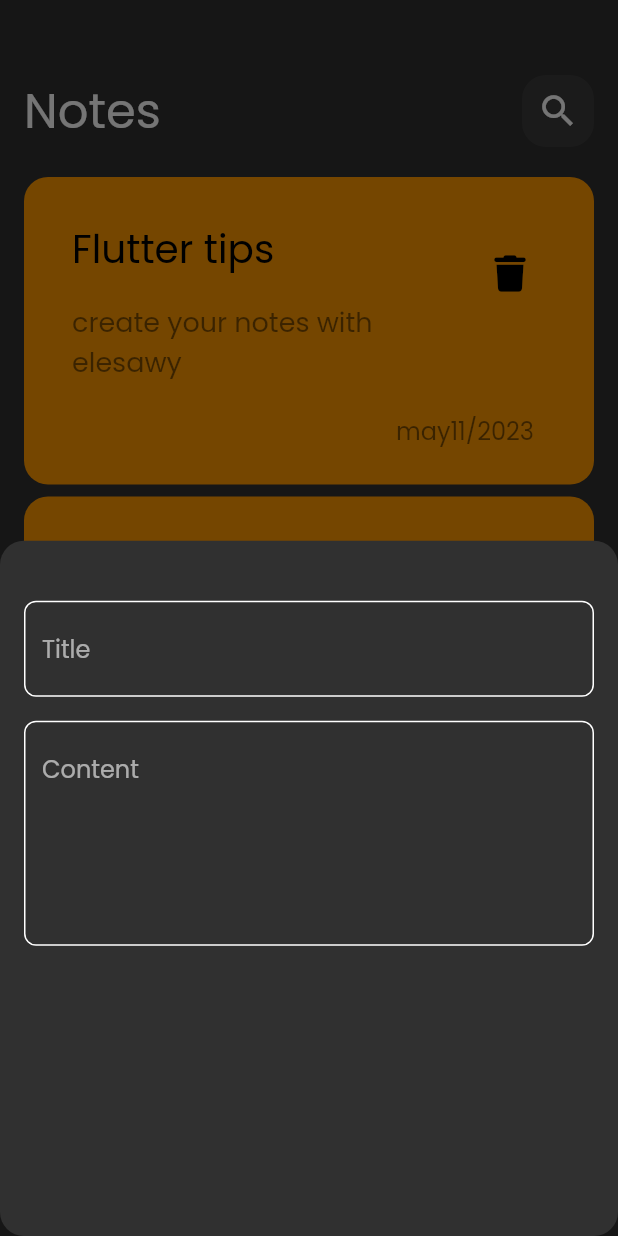
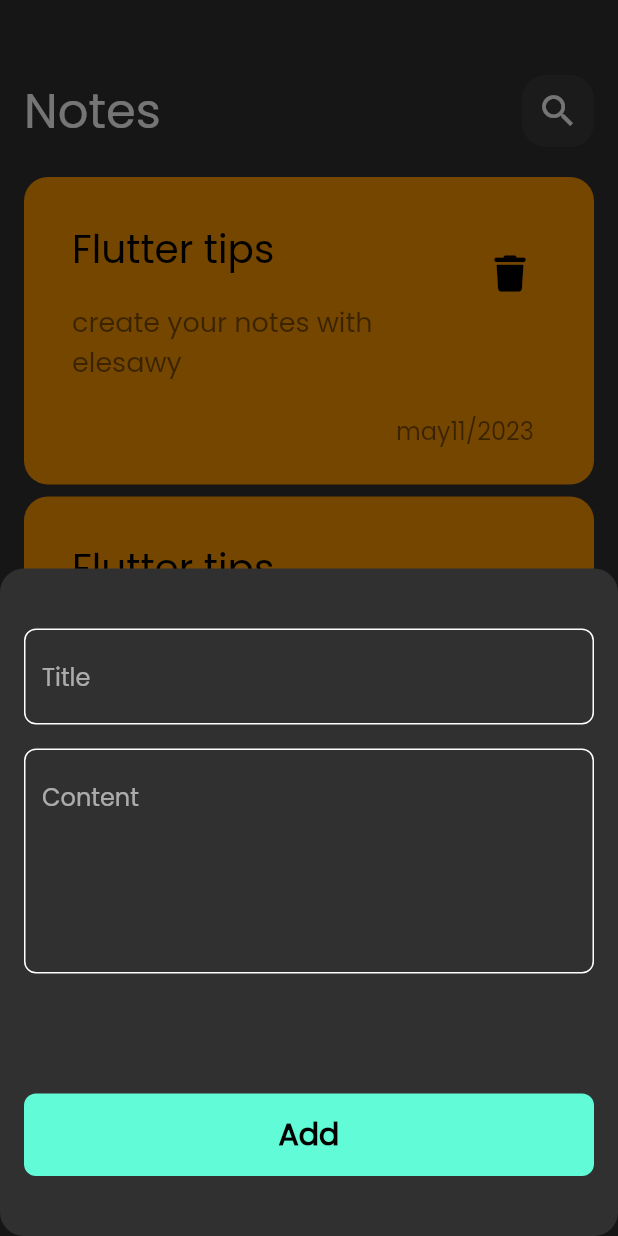
Before and after one commit to Elesawy11/notes_app, a Flutter app: the screen it shows after launch, after a tap on the "add" icon, on a phone screen of 412 x 824 dp. Run offline on Flutter 3.47's test engine with Material 2 defaults, Android fonts, the phone set to English and light mode, and no system bars; our stand-ins replace font_awesome_flutter.

Commit message:
Create Edit Note View

```diff
--- /dev/null
+++ b/lib/views/edit_note_view.dart
@@ -0,0 +1,13 @@
+import 'package:flutter/src/widgets/framework.dart';
+import 'package:flutter/src/widgets/placeholder.dart';
+
+import 'widgets/edit_note_view_body.dart';
+
+class EditNoteView extends StatelessWidget {
+  const EditNoteView({super.key});
+
+  @override
+  Widget build(BuildContext context) {
+    return const EditNoteViewBody();
+  }
+}
--- a/lib/views/widgets/custom_note_item.dart
+++ b/lib/views/widgets/custom_note_item.dart
@@ -1,12 +1,23 @@
 import 'package:flutter/material.dart';
 import 'package:font_awesome_flutter/font_awesome_flutter.dart';
+import 'package:notes_app/views/edit_note_view.dart';
+
 class NoteItem extends StatelessWidget {
   const NoteItem({super.key});
 
   @override
   Widget build(BuildContext context) {
-    return Container(
-      padding:const EdgeInsets.symmetric(horizontal: 16,vertical: 24),
+    return GestureDetector(
+      onTap: () {
+        Navigator.push(
+          context,
+          MaterialPageRoute(builder: (context) {
+            return const EditNoteView();
+          }),
+        );
+      },
+      child: Container(
+        padding: const EdgeInsets.symmetric(horizontal: 16, vertical: 24),
         decoration: BoxDecoration(
           color: Colors.orange,
           borderRadius: BorderRadius.circular(16),
@@ -41,14 +52,16 @@ class NoteItem extends StatelessWidget {
                   )),
             ),
             Padding(
-            padding: const EdgeInsets.only(top: 16,right: 24),
+              padding: const EdgeInsets.only(top: 16, right: 24),
               child: Text(
                 'may11/2023',
-              style: TextStyle(color: Colors.black.withOpacity(0.5),fontSize: 16),
+                style: TextStyle(
+                    color: Colors.black.withOpacity(0.5), fontSize: 16),
               ),
             ),
           ],
         ),
+      ),
     );
   }
 }
--- a/lib/views/widgets/custom_text_field.dart
+++ b/lib/views/widgets/custom_text_field.dart
@@ -23,9 +23,7 @@ class CustomTextField extends StatelessWidget {
   OutlineInputBorder buildBorder({color}) {
     return OutlineInputBorder(
       borderSide: BorderSide(color:color?? Colors.white),
-      borderRadius: BorderRadius.all(
-        Radius.circular(8),
-      ),
+      borderRadius: BorderRadius.circular(8)
     );
   }
 }
--- /dev/null
+++ b/lib/views/widgets/edit_note_view_body.dart
@@ -0,0 +1,12 @@
+import 'package:flutter/material.dart';
+import 'package:flutter/src/widgets/framework.dart';
+import 'package:flutter/src/widgets/placeholder.dart';
+
+class EditNoteViewBody extends StatelessWidget {
+  const EditNoteViewBody({super.key});
+
+  @override
+  Widget build(BuildContext context) {
+    return  Container();
+  }
+}
--- a/lib/views/widgets/show_note_button_shet.dart
+++ b/lib/views/widgets/show_note_button_shet.dart
@@ -1,4 +1,5 @@
 import 'package:flutter/material.dart';
+import 'package:notes_app/constant.dart';
 import 'package:notes_app/views/widgets/custom_text_field.dart';
 
 class AddNoteButtonSheet extends StatelessWidget {
@@ -8,13 +9,50 @@ class AddNoteButtonSheet extends StatelessWidget {
   Widget build(BuildContext context) {
     return Padding(
       padding: const EdgeInsets.symmetric(horizontal: 16, vertical: 40),
-      child: Column(
-        children: const [
-          CustomTextField(hint: 'Title',),
-          SizedBox(height: 16,),
-          CustomTextField(hint: 'Content',maxLines: 5,),
-        ],
+      child: SingleChildScrollView(
+        child: Column(
+          children: const [
+            CustomTextField(
+              hint: 'Title',
+            ),
+            SizedBox(
+              height: 16,
+            ),
+            CustomTextField(
+              hint: 'Content',
+              maxLines: 5,
+            ),
+            SizedBox(
+              height: 80,
+            ),
+            CustomButton(),
+          ],
+        ),
       ),
     );
   }
 }
+
+class CustomButton extends StatelessWidget {
+  const CustomButton({super.key});
+
+  @override
+  Widget build(BuildContext context) {
+    return Container(
+      width: MediaQuery.of(context).size.width,
+      height: 55,
+      decoration: BoxDecoration(
+          color: kPrimaryColor, borderRadius: BorderRadius.circular(8)),
+      child: const Center(
+        child: Text(
+          'Add',
+          style: TextStyle(
+            fontSize: 20,
+            color: Colors.black,
+            fontWeight: FontWeight.bold,
+          ),
+        ),
+      ),
+    );
+  }
+}
```
Lines whose indentation alone changed are shown as unchanged.
